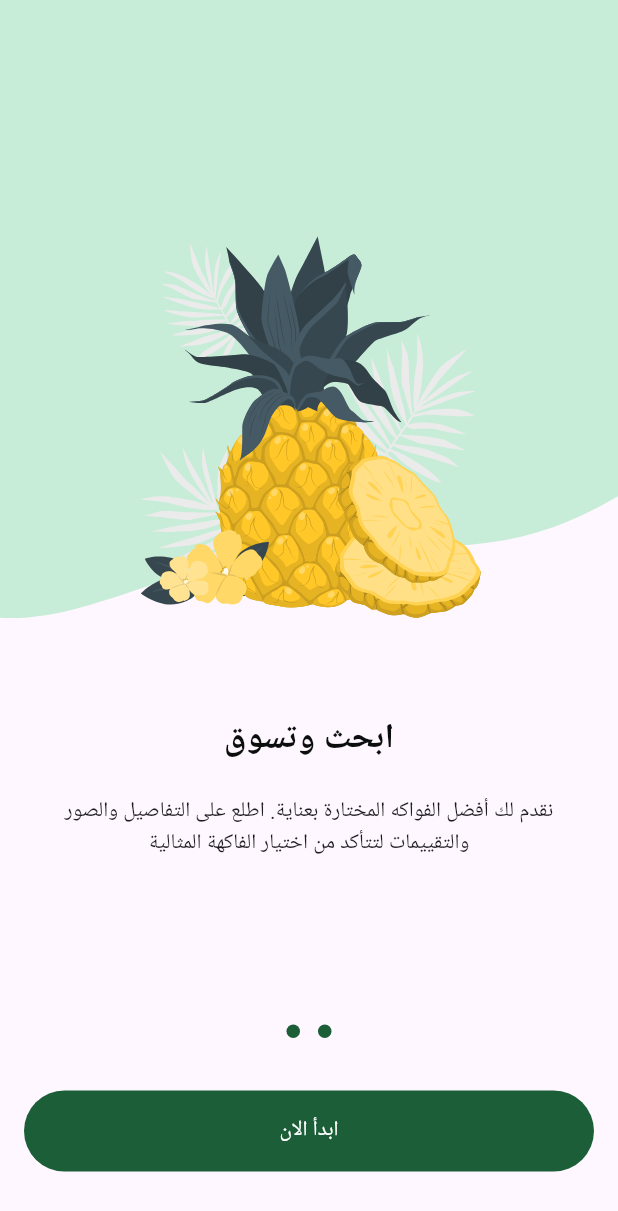
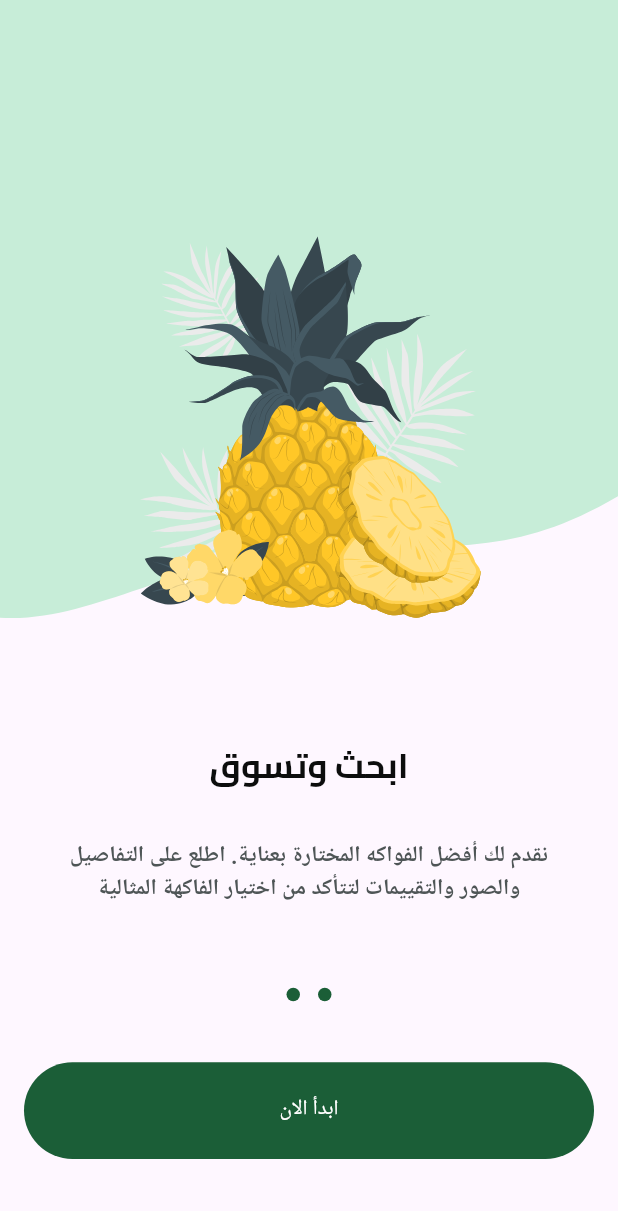
Before and after one commit to ibtissamwannas/fresh_cart, a Flutter app: the screen it shows after launch, swiped to page 2, on a phone screen of 412 x 824 dp. Shown: the top 1211 px of the screen. Run offline on Flutter 3.47's test engine with Material 3 defaults, Android fonts, the phone set to English and light mode, and no system bars; drawn by our look-alikes of dots_indicator; our stand-ins replace flutter_screenutil, flutter_svg, shared_preferences; Roboto replaces fonts that are missing (Cario).

Commit message:
Add onboarding state management, update UI components, and configure shared preferences

```diff
--- /dev/null
+++ b/devtools_options.yaml
@@ -0,0 +1,3 @@
+description: This file stores settings for Dart & Flutter DevTools.
+documentation: https://docs.flutter.dev/tools/devtools/extensions#configure-extension-enablement-states
+extensions:
--- a/lib/constants.dart
+++ b/lib/constants.dart
@@ -1 +1,2 @@
 const kHorizontalPadding = 16.0;
+const kIsOnBoardingViewed = 'isOnBoardingViewed';
--- a/lib/core/helper_function/on_generate_routes.dart
+++ b/lib/core/helper_function/on_generate_routes.dart
@@ -1,4 +1,5 @@
 import 'package:flutter/material.dart';
+import 'package:fresh_cart/features/auth/presentation/view/login_view.dart';
 import 'package:fresh_cart/features/onboarding/presentation/views/onboarding_view.dart';
 import 'package:fresh_cart/features/splash/presentation/views/splash_view.dart';
 
@@ -8,6 +9,8 @@ Route<dynamic> onGenerateRoute(RouteSettings settings) {
       return MaterialPageRoute(builder: (context) => const SplashView());
     case OnboardingView.routeName:
       return MaterialPageRoute(builder: (context) => const OnboardingView());
+    case LoginView.routeName:
+      return MaterialPageRoute(builder: (context) => const LoginView());
     default:
       return MaterialPageRoute(builder: (context) => const SplashView());
   }
--- /dev/null
+++ b/lib/core/helper_function/spacing.dart
@@ -0,0 +1,6 @@
+import 'package:flutter/material.dart';
+import 'package:flutter_screenutil/flutter_screenutil.dart';
+
+SizedBox verticalSpace(double height) => SizedBox(height: height.h);
+
+SizedBox horizontalSpace(double width) => SizedBox(width: width.w);
--- /dev/null
+++ b/lib/core/services/share_preferences_singleton.dart
@@ -0,0 +1,17 @@
+import 'package:shared_preferences/shared_preferences.dart';
+
+class Prefs {
+  static late SharedPreferences _instance;
+
+  static Future<void> init() async {
+    _instance = await SharedPreferences.getInstance();
+  }
+
+  static setBool(String key, bool value) {
+    _instance.setBool(key, value);
+  }
+
+  static bool? getBool(String key) {
+    return _instance.getBool(key) ?? false;
+  }
+}
--- a/lib/core/utils/app_colors.dart
+++ b/lib/core/utils/app_colors.dart
@@ -3,5 +3,11 @@ import 'package:flutter/widgets.dart';
 class AppColors {
   static const Color primaryColor = Color(0xff1B5E37);
 
+  static const Color secondaryColor = Color(0xffF4A91F);
+
   static const Color lightGreenColor = Color(0xff5DB957);
+
+  static const Color greyColor = Color(0xff4E5556);
+
+  static const Color lightGreyColor = Color(0xff949D9E);
 }
--- /dev/null
+++ b/lib/core/utils/app_text_styles.dart
@@ -0,0 +1,73 @@
+import 'package:flutter/material.dart';
+import 'package:flutter_screenutil/flutter_screenutil.dart';
+
+abstract class TextStyles {
+  static  TextStyle bold13 = TextStyle(
+    fontWeight: FontWeight.bold,
+    fontSize: 13.sp,
+  );
+  static  TextStyle bold23 = TextStyle(
+    fontWeight: FontWeight.bold,
+    fontSize: 23.sp,
+  );
+
+  static  TextStyle semiBold13 = TextStyle(
+    fontWeight: FontWeight.w600,
+    fontSize: 13.sp,
+  );
+
+  static  TextStyle regular13 = TextStyle(
+    fontWeight: FontWeight.normal,
+    fontSize: 13.sp,
+  );
+
+  static  TextStyle bold16 = TextStyle(
+    fontWeight: FontWeight.bold,
+    fontSize: 16.sp,
+  );
+
+  static  TextStyle bold19 = TextStyle(
+    fontWeight: FontWeight.bold,
+    fontSize: 19.sp,
+  );
+
+  static  TextStyle semiBold16 = TextStyle(
+    fontWeight: FontWeight.w600,
+    fontSize: 16.sp,
+  );
+
+  static  TextStyle bold28 = TextStyle(
+    fontWeight: FontWeight.bold,
+    fontSize: 28.sp,
+  );
+
+  static  TextStyle regular22 = TextStyle(
+    fontWeight: FontWeight.normal,
+    fontSize: 22.sp,
+  );
+
+  static  TextStyle semiBold11 = TextStyle(
+    fontWeight: FontWeight.w600,
+    fontSize: 11.sp,
+  );
+
+  static  TextStyle medium15 = TextStyle(
+    fontWeight: FontWeight.w500,
+    fontSize: 15.sp,
+  );
+
+  static  TextStyle regular26 = TextStyle(
+    fontWeight: FontWeight.normal,
+    fontSize: 26.sp,
+  );
+
+  static  TextStyle regular16 = TextStyle(
+    fontWeight: FontWeight.normal,
+    fontSize: 16.sp,
+  );
+
+  static  TextStyle regular11 = TextStyle(
+    fontWeight: FontWeight.normal,
+    fontSize: 11.sp,
+  );
+}
--- a/lib/core/widgets/custom_button_widget.dart
+++ b/lib/core/widgets/custom_button_widget.dart
@@ -1,4 +1,5 @@
 import 'package:flutter/material.dart';
+import 'package:flutter_screenutil/flutter_screenutil.dart';
 
 import '../utils/app_colors.dart';
 
@@ -15,7 +16,7 @@ class CustomButtonWidget extends StatelessWidget {
   @override
   Widget build(BuildContext context) {
     return SizedBox(
-      height: 54,
+      height: 54.h,
       width: double.infinity,
       child: TextButton(
         style: TextButton.styleFrom(
--- /dev/null
+++ b/lib/features/auth/presentation/view/login_view.dart
@@ -0,0 +1,12 @@
+import 'package:flutter/material.dart';
+
+class LoginView extends StatelessWidget {
+  const LoginView({super.key});
+
+  static const routeName = 'login';
+
+  @override
+  Widget build(BuildContext context) {
+    return const Placeholder();
+  }
+}
--- a/lib/features/onboarding/presentation/views/widgets/onboarding_pagae_view.dart
+++ b/lib/features/onboarding/presentation/views/widgets/onboarding_page_view.dart
@@ -1,5 +1,7 @@
 import 'package:flutter/material.dart';
+import 'package:fresh_cart/core/utils/app_colors.dart';
 import 'package:fresh_cart/core/utils/app_images.dart';
+import 'package:fresh_cart/core/utils/app_text_styles.dart';
 import 'package:fresh_cart/features/onboarding/presentation/views/widgets/page_view_items.dart';
 
 class OnBoardingPageView extends StatelessWidget {
@@ -17,37 +19,40 @@ class OnBoardingPageView extends StatelessWidget {
       controller: pageController,
       children: [
         PageViewItems(
-          isVisible:
-              (pageController.hasClients ? pageController.page!.round() : 0) ==
-                  0,
+          isVisible: true,
           image: Assets.imagesPageViewItem1,
           backgroundImage: Assets.imagesBgPageViewItem1,
           subTitle:
               "اكتشف تجربة تسوق فريدة مع FruitHUB. استكشف مجموعتنا الواسعة من الفواكه الطازجة الممتازة واحصل على أفضل العروض والجودة العالية.",
-          title: const Row(
+          title: Row(
             mainAxisAlignment: MainAxisAlignment.center,
             children: [
               Text(
-                "مرحبًا بك في FruitHUB",
+                "مرحبًا بك في ",
+                style: TextStyles.bold23,
+              ),
+              Text(
+                "HUB",
+                style: TextStyles.bold23.copyWith(
+                  color: AppColors.secondaryColor,
+                ),
               ),
               Text(
                 "Fruit",
-              ),
-              Text(
-                "HUB",
+                style: TextStyles.bold23.copyWith(
+                  color: AppColors.primaryColor,
+                ),
               ),
             ],
           ),
         ),
-        PageViewItems(
-          isVisible:
-              (pageController.hasClients ? pageController.page!.round() : 0) ==
-                  0,
+        const PageViewItems(
+          isVisible: false,
           image: Assets.imagesPageViewItem2,
           backgroundImage: Assets.imagesBgPageViewItem2,
           subTitle:
               "نقدم لك أفضل الفواكه المختارة بعناية. اطلع على التفاصيل والصور والتقييمات لتتأكد من اختيار الفاكهة المثالية",
-          title: const Text(
+          title: Text(
             'ابحث وتسوق',
             textAlign: TextAlign.center,
             style: TextStyle(
--- a/lib/features/onboarding/presentation/views/widgets/onbording_view_body.dart
+++ b/lib/features/onboarding/presentation/views/widgets/onbording_view_body.dart
@@ -3,9 +3,12 @@ import 'package:flutter/cupertino.dart';
 import 'package:flutter/material.dart';
 import 'package:flutter/widgets.dart';
 import 'package:fresh_cart/constants.dart';
+import 'package:fresh_cart/core/helper_function/spacing.dart';
+import 'package:fresh_cart/core/services/share_preferences_singleton.dart';
 import 'package:fresh_cart/core/utils/app_colors.dart';
 import 'package:fresh_cart/core/widgets/custom_button_widget.dart';
-import 'package:fresh_cart/features/onboarding/presentation/views/widgets/onboarding_pagae_view.dart';
+import 'package:fresh_cart/features/auth/presentation/view/login_view.dart';
+import 'package:fresh_cart/features/onboarding/presentation/views/widgets/onboarding_page_view.dart';
 
 class OnBoardingViewBody extends StatefulWidget {
   const OnBoardingViewBody({super.key});
@@ -50,12 +53,10 @@ class _OnBoardingViewBodyState extends State<OnBoardingViewBody> {
             activeColor: AppColors.primaryColor,
             color: currentPage == 1
                 ? AppColors.primaryColor
-                : AppColors.primaryColor.withOpacity(.5),
+                : AppColors.primaryColor.withValues(alpha: .5),
           ),
         ),
-        const SizedBox(
-          height: 29,
-        ),
+        verticalSpace(29),
         Visibility(
           visible: currentPage == 1 ? true : false,
           maintainSize: true,
@@ -66,14 +67,15 @@ class _OnBoardingViewBodyState extends State<OnBoardingViewBody> {
               horizontal: kHorizontalPadding,
             ),
             child: CustomButtonWidget(
-              onPressed: () {},
+              onPressed: () {
+                Prefs.setBool(kIsOnBoardingViewed, true);
+                Navigator.pushReplacementNamed(context, LoginView.routeName);
+              },
               text: 'ابدأ الان',
             ),
           ),
         ),
-        const SizedBox(
-          height: 43,
-        ),
+        verticalSpace(43),
       ],
     );
   }
--- a/lib/features/onboarding/presentation/views/widgets/page_view_items.dart
+++ b/lib/features/onboarding/presentation/views/widgets/page_view_items.dart
@@ -1,5 +1,12 @@
 import 'package:flutter/material.dart';
+import 'package:flutter/widgets.dart';
 import 'package:flutter_svg/svg.dart';
+import 'package:fresh_cart/constants.dart';
+import 'package:fresh_cart/core/helper_function/spacing.dart';
+import 'package:fresh_cart/core/services/share_preferences_singleton.dart';
+import 'package:fresh_cart/core/utils/app_colors.dart';
+import 'package:fresh_cart/core/utils/app_text_styles.dart';
+import 'package:fresh_cart/features/auth/presentation/view/login_view.dart';
 
 class PageViewItems extends StatelessWidget {
   const PageViewItems({
@@ -41,33 +48,41 @@ class PageViewItems extends StatelessWidget {
               ),
               Visibility(
                 visible: isVisible,
+                child: GestureDetector(
+                  onTap: () {
+                    Prefs.setBool(kIsOnBoardingViewed, true);
+                    Navigator.pushReplacementNamed(
+                        context, LoginView.routeName);
+                  },
                   child: Container(
                     margin: const EdgeInsetsDirectional.only(
                       top: kToolbarHeight,
                       start: 10,
                     ),
-                  child: const Text(
+                    child: Text(
                       "تخط",
+                      style: TextStyles.regular16
+                          .copyWith(color: AppColors.lightGreyColor),
+                    ),
                   ),
                 ),
               ),
             ],
           ),
         ),
-        const SizedBox(
-          height: 64,
-        ),
+        verticalSpace(64),
         title,
-        const SizedBox(
-          height: 24,
-        ),
+        verticalSpace(24),
         Padding(
           padding: const EdgeInsets.symmetric(
-            horizontal: 16,
+            horizontal: 30,
           ),
           child: Text(
             subTitle,
             textAlign: TextAlign.center,
+            style: TextStyles.semiBold13.copyWith(
+              color: AppColors.greyColor,
+            ),
           ),
         ),
       ],
--- a/lib/features/splash/presentation/views/widgets/splash_view_body.dart
+++ b/lib/features/splash/presentation/views/widgets/splash_view_body.dart
@@ -1,6 +1,9 @@
 import 'package:flutter/material.dart';
 import 'package:flutter_svg/svg.dart';
+import 'package:fresh_cart/constants.dart';
+import 'package:fresh_cart/core/services/share_preferences_singleton.dart';
 import 'package:fresh_cart/core/utils/app_images.dart';
+import 'package:fresh_cart/features/auth/presentation/view/login_view.dart';
 import 'package:fresh_cart/features/onboarding/presentation/views/onboarding_view.dart';
 
 class SplashViewBody extends StatefulWidget {
@@ -43,14 +46,16 @@ class _SplashViewBodyState extends State<SplashViewBody> {
   }
 
   void excuteNavigation() {
+    bool isOnBoardingViewed = Prefs.getBool(kIsOnBoardingViewed) ?? false;
     Future.delayed(
         const Duration(
           seconds: 3,
         ), () {
-      Navigator.pushReplacementNamed(
-        context,
-        OnboardingView.routeName,
-      );
+      if (isOnBoardingViewed) {
+        Navigator.of(context).pushReplacementNamed(LoginView.routeName);
+      } else {
+        Navigator.of(context).pushReplacementNamed(OnboardingView.routeName);
+      }
     });
   }
 }
--- a/lib/main.dart
+++ b/lib/main.dart
@@ -1,10 +1,13 @@
 import 'package:flutter/material.dart';
 import 'package:flutter_localizations/flutter_localizations.dart';
 import 'package:fresh_cart/core/helper_function/on_generate_routes.dart';
+import 'package:fresh_cart/core/services/share_preferences_singleton.dart';
 import 'package:fresh_cart/features/splash/presentation/views/splash_view.dart';
 import 'package:fresh_cart/generated/l10n.dart';
 
-void main() {
+void main() async {
+  WidgetsFlutterBinding.ensureInitialized();
+  await Prefs.init();
   runApp(const MyApp());
 }
 
@@ -17,8 +20,7 @@ class MyApp extends StatelessWidget {
     return MaterialApp(
       debugShowCheckedModeBanner: false,
       theme: ThemeData(
-        colorScheme: ColorScheme.fromSeed(seedColor: Colors.deepPurple),
-        useMaterial3: true,
+        fontFamily: 'Cario',
       ),
       localizationsDelegates: const [
         S.delegate,
```
Also changed, not shown: pubspec.yaml (+12 -11 lines), assets/fonts/Cairo-Bold.ttf (added), assets/fonts/Cairo-Medium.ttf (added), assets/fonts/Cairo-Regular.ttf (added), assets/fonts/Cairo-SemiBold.ttf (added), lib/generated/intl/messages_all.dart, lib/generated/intl/messages_ar.dart, lib/generated/intl/messages_en.dart, lib/generated/l10n.dart, pubspec.lock, 12 other files. Lines whose indentation alone changed are shown as unchanged.
